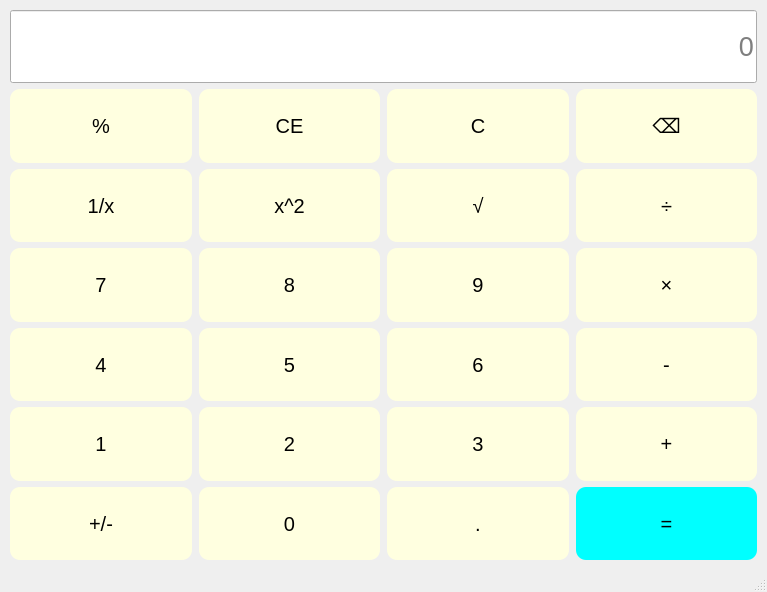
Old version of the form lab1/mainwindow.ui in the repository suyisora/QtCourse.
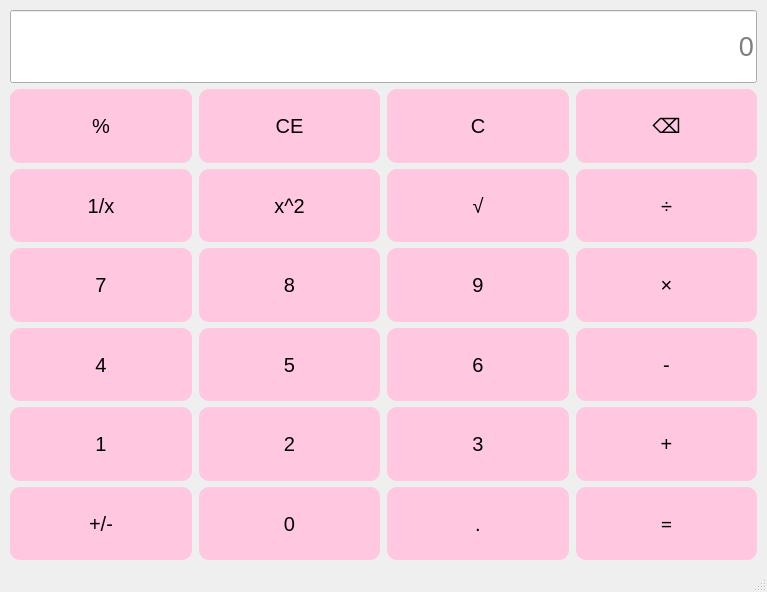
New version of the form.

```diff
--- a/lab1/mainwindow.ui
+++ b/lab1/mainwindow.ui
@@ -22,7 +22,7 @@
   <property name="styleSheet">
    <string notr="true">QPushButton{
 	font: 11pt &quot;Lucida Sans Unicode&quot;;
-	background-color: rgb(255,255,224);
+	background-color: rgb(255,200,224);
 	font-size: 15pt;
 	color: black;
 	border-radius: 10px;
@@ -188,9 +188,16 @@
           <verstretch>0</verstretch>
          </sizepolicy>
         </property>
+        <property name="font">
+         <font>
+          <family>Lucida Sans Unicode</family>
+          <pointsize>15</pointsize>
+          <italic>false</italic>
+          <bold>false</bold>
+         </font>
+        </property>
         <property name="styleSheet">
-         <string notr="true">font: 9pt &quot;Microsoft Tai Le&quot;;
-background-color:rgb(0,255,255)</string>
+         <string notr="true"/>
         </property>
         <property name="text">
          <string>=</string>
```
Left out of the diff: 4 changed lines with no effect on the pictures.
